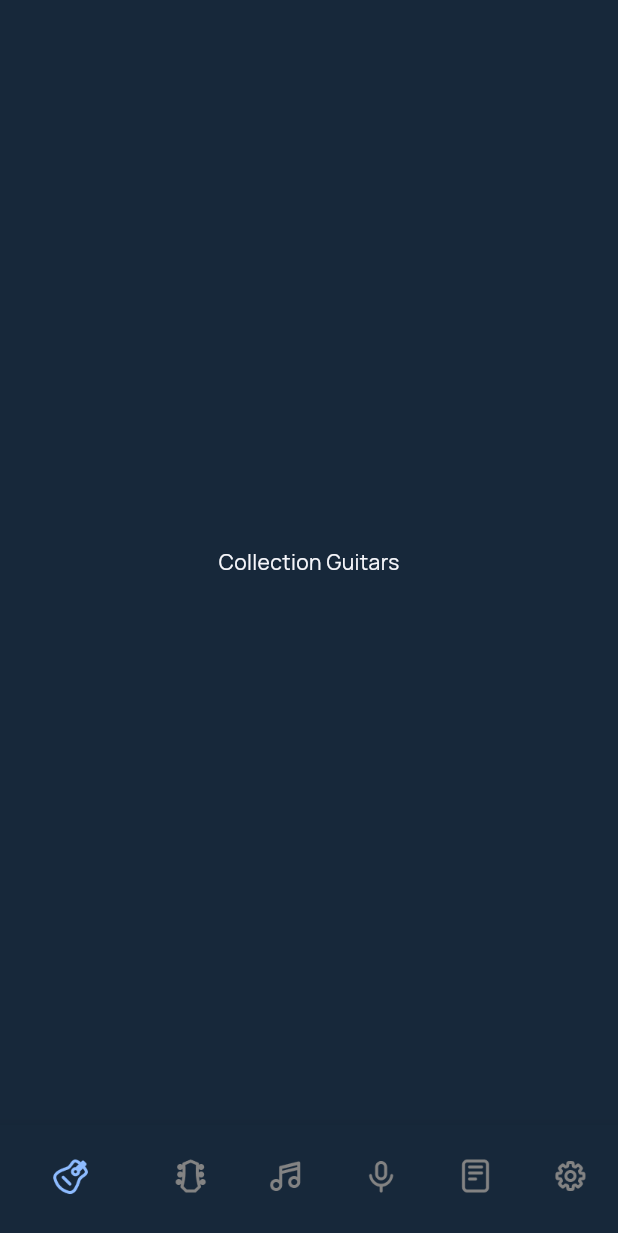
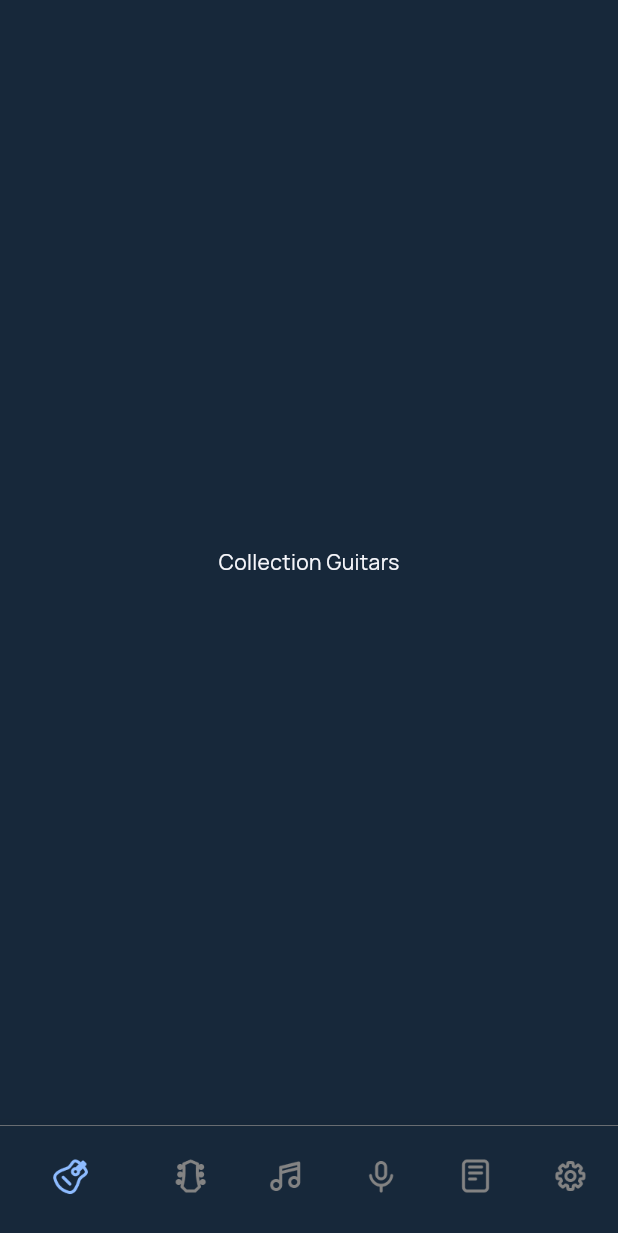
Before and after one commit to Mishal12g/songs, a Flutter app: the TabbarPage screen opened by its route, on a phone screen of 412 x 824 dp. Shown: the top 1233 px of the screen. Run offline on Flutter 3.47's test engine with Material 3 defaults, Android fonts, the phone set to English and light mode, and no system bars; our stand-ins replace get, google_fonts; missing offline and left inert: flutter_page_view_indicator.

Commit message:
feat: tabbar line gray

```diff
--- a/lib/ui/pages/tabbar_page/tabbar_page.dart
+++ b/lib/ui/pages/tabbar_page/tabbar_page.dart
@@ -1,4 +1,5 @@
 import 'package:flutter/material.dart';
+import 'package:flutter/widgets.dart';
 import 'package:songs/resources/app_colors.dart';
 import 'package:songs/resources/resources.dart';
 
@@ -16,7 +17,9 @@ class _TabbarPageState extends State<TabbarPage> {
   Widget build(BuildContext context) {
     return Scaffold(
       backgroundColor: AppColors.background,
-      bottomNavigationBar: Theme(
+      bottomNavigationBar: Stack(
+        children: [
+          Theme(
             data: Theme.of(context).copyWith(
               canvasColor: AppColors.background,
             ),
@@ -74,6 +77,15 @@ class _TabbarPageState extends State<TabbarPage> {
               onTap: (int value) => _setIndex(value),
             ),
           ),
+          Positioned(
+            child: Container(
+              width: double.infinity,
+              height: 0.5,
+              color: const Color.fromRGBO(131, 131, 131, 1),
+            ),
+          ),
+        ],
+      ),
       body: const [
         Center(child: Text("Collection Guitars")),
         Center(child: Text("Guitar Accessories")),
```
Lines whose indentation alone changed are shown as unchanged.
